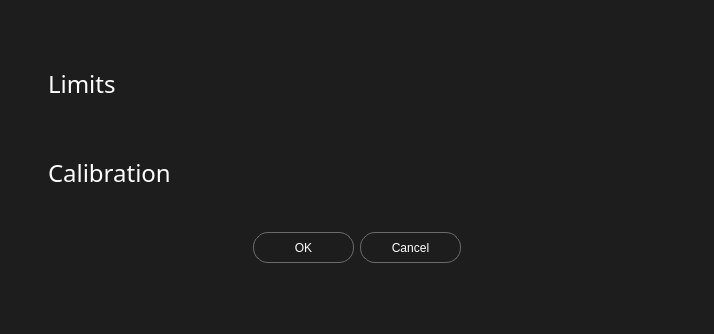
Before: the Qt Designer form multibench/widgets/calibrationdialog.ui in IlyaZh/Maiman-MCBS, drawn with Qt 5.
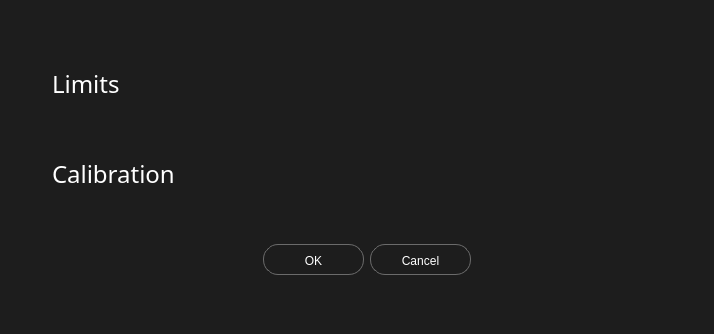
After: the same form once the commit is applied.

Diff of the .ui file:
```diff
--- a/multibench/widgets/calibrationdialog.ui
+++ b/multibench/widgets/calibrationdialog.ui
@@ -37,16 +37,16 @@
   </property>
   <layout class="QGridLayout" name="gridLayout">
    <property name="leftMargin">
-    <number>48</number>
+    <number>45</number>
    </property>
    <property name="topMargin">
-    <number>31</number>
+    <number>35</number>
    </property>
    <property name="rightMargin">
-    <number>48</number>
+    <number>25</number>
    </property>
    <property name="bottomMargin">
-    <number>31</number>
+    <number>25</number>
    </property>
    <property name="spacing">
     <number>6</number>
@@ -79,6 +79,8 @@
      </property>
      <property name="styleSheet">
       <string notr="true">color: rgb(255, 255, 255);
+padding-left: 1px;
+
 </string>
      </property>
      <property name="text">
@@ -100,7 +102,7 @@
      <property name="sizeHint" stdset="0">
       <size>
        <width>20</width>
-       <height>15</height>
+       <height>20</height>
       </size>
      </property>
     </spacer>
@@ -152,7 +154,7 @@
      </property>
      <property name="styleSheet">
       <string notr="true">color: rgb(255, 255, 255);
-</string>
+padding-left: 1px;</string>
      </property>
      <property name="text">
       <string>Limits</string>
@@ -200,6 +202,9 @@
 	padding: 4px;
 	width: 91px;
     height: 31px;
+	
+	font: 57 10pt &quot;Poppins Medium&quot;;
+	padding-bottom:2px;
 }
 
 QPushButton::hover{
@@ -234,6 +239,12 @@
      <property name="spacing">
       <number>0</number>
      </property>
+     <property name="leftMargin">
+      <number>1</number>
+     </property>
+     <property name="bottomMargin">
+      <number>15</number>
+     </property>
     </layout>
    </item>
    <item row="1" column="0" colspan="3">
```
Left out of the diff: 3 changed lines with no effect on the pictures.
